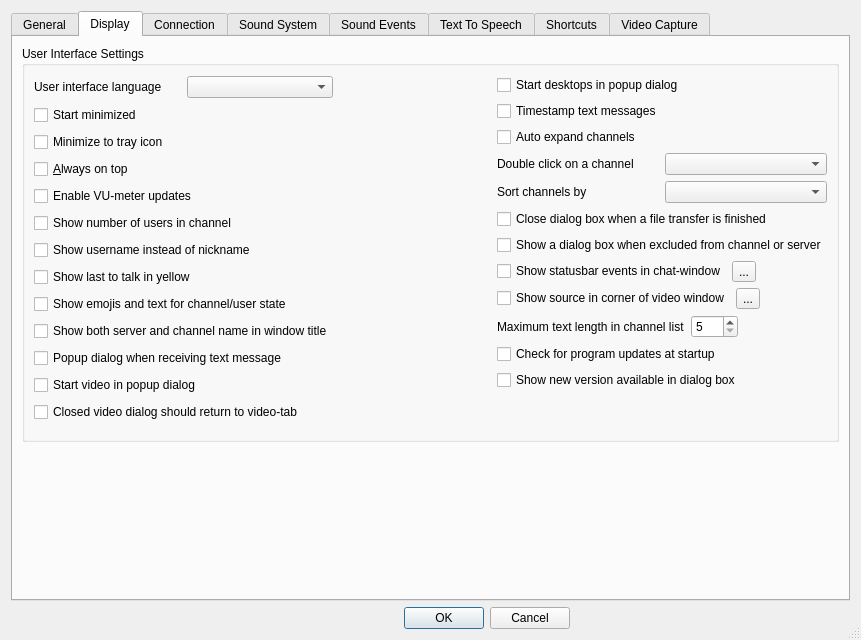
BearWare/TeamTalk5, file Client/qtTeamTalk/preferences.ui: the form before one commit.
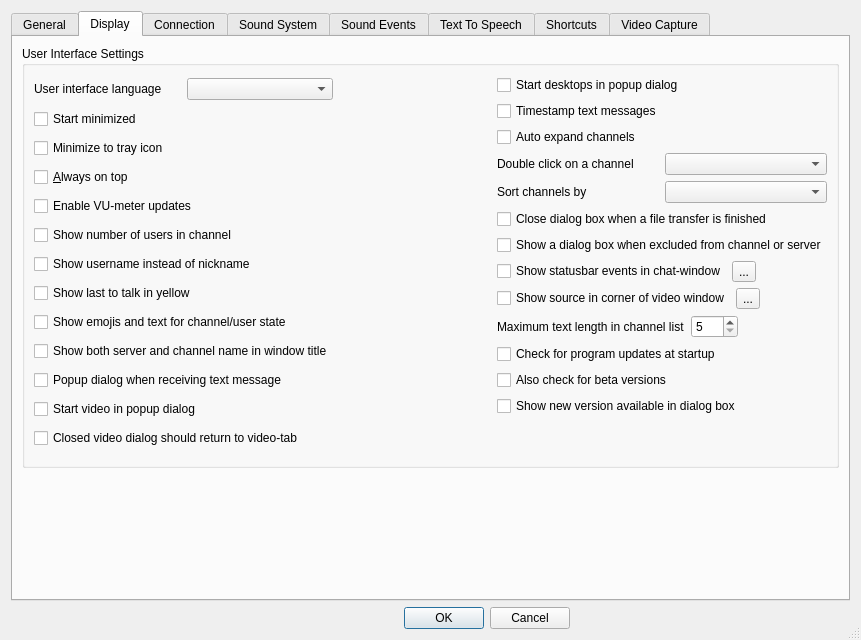
The form after the commit. The open tabs and pages were chosen to show the change. Icons and pictures are not drawn. Custom widgets are drawn as their Qt base class.

Commit message: Check box and condition for beta versions

Patch:
```diff
--- a/Client/qtTeamTalk/preferences.ui
+++ b/Client/qtTeamTalk/preferences.ui
@@ -650,6 +650,13 @@
                 </property>
                </widget>
               </item>
+              <item>
+               <widget class="QCheckBox" name="betaUpdatesChkBox">
+                <property name="text">
+                 <string>Also check for beta versions</string>
+                </property>
+               </widget>
+              </item>
               <item>
                <widget class="QCheckBox" name="updatesDlgChkBox">
                 <property name="text">
```
The commit also changes 3 other files.
